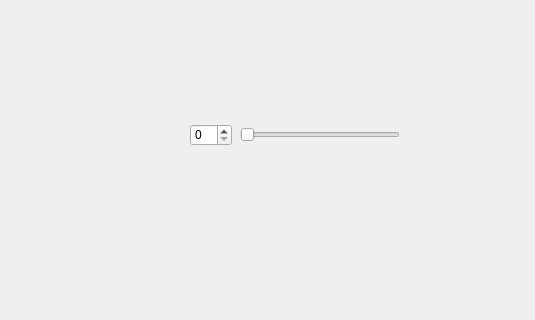
Qt form widget.ui (WEI-0424/spinbox) before a commit; both pictures show x 0 to 535 and y 116 to 436 of the 800 by 600 pixel window.
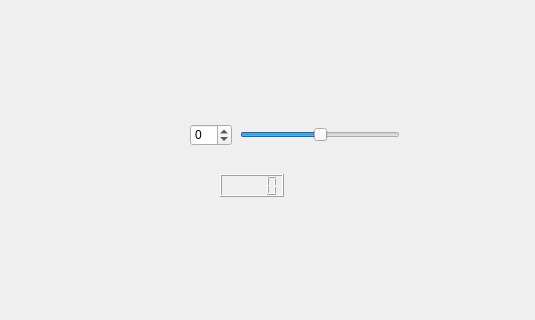
The same form after that commit.

Diff of the .ui file:
```diff
--- a/widget.ui
+++ b/widget.ui
@@ -22,6 +22,12 @@
      <height>22</height>
     </rect>
    </property>
+   <property name="minimum">
+    <number>-100</number>
+   </property>
+   <property name="maximum">
+    <number>100</number>
+   </property>
   </widget>
   <widget class="QSlider" name="horizontalSlider">
    <property name="geometry">
@@ -32,10 +38,26 @@
      <height>22</height>
     </rect>
    </property>
+   <property name="minimum">
+    <number>-100</number>
+   </property>
+   <property name="maximum">
+    <number>100</number>
+   </property>
    <property name="orientation">
     <enum>Qt::Orientation::Horizontal</enum>
    </property>
   </widget>
+  <widget class="QLCDNumber" name="lcdNumber">
+   <property name="geometry">
+    <rect>
+     <x>220</x>
+     <y>290</y>
+     <width>64</width>
+     <height>23</height>
+    </rect>
+   </property>
+  </widget>
  </widget>
  <resources/>
  <connections>
```
Left out of the diff: 48 changed lines with no effect on the pictures.
